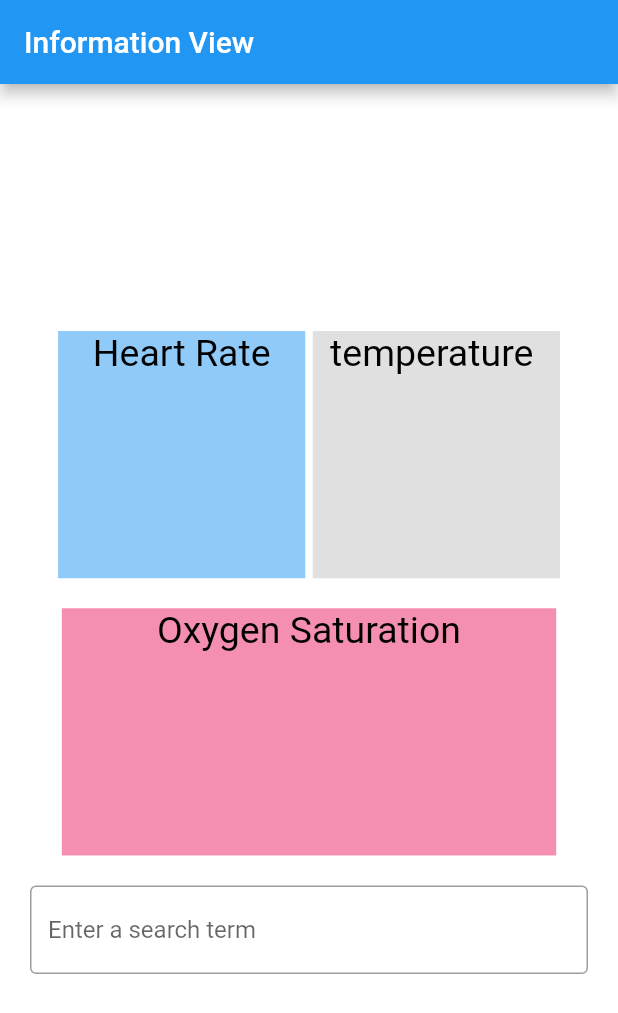
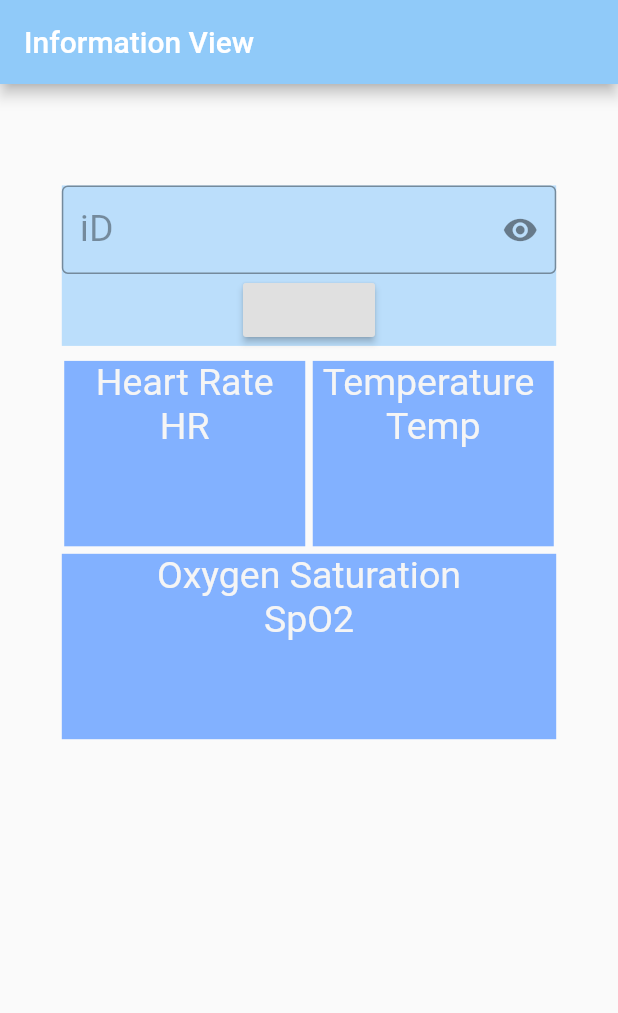
Before and after one commit to Mohamed-Baqer-Ghazee/Baby-monitoring-system, a Flutter app: the screen it shows after launch, on a phone screen of 412 x 824 dp. Shown: the top 1013 px of the screen. Run offline on Flutter 3.47's test engine with Material 2 defaults, Android fonts, the phone set to English and light mode, and no system bars; our stand-ins replace firebase_core, firebase_database; accounts and stored records are empty.

```diff
--- a/lib/main.dart
+++ b/lib/main.dart
@@ -5,15 +5,19 @@ import 'firebase_options.dart';
 import 'dart:convert';
 import 'dart:async';
 
-String spo2="";
-String hr="";
-String temp="";
+bool _secureText = true;
+String spo2="SpO2";
+String hr="HR";
+String temp="Temp";
+String id="4";
+
+TextEditingController _nameController =TextEditingController();
 void fetchData() async{
+  print("temp: "+temp);
   WidgetsFlutterBinding.ensureInitialized();
   await Firebase.initializeApp(
     options: DefaultFirebaseOptions.currentPlatform,
   );
-String id="4";
   DatabaseReference starCountRef =
   FirebaseDatabase.instance.ref('users/'+id);
   starCountRef.onValue.listen((DatabaseEvent event) {
@@ -33,106 +37,142 @@ String id="4";
 
 }
 void main() async {
-  Timer.periodic(Duration(seconds: 10), (timer) {
+  Timer.periodic(Duration(seconds: 7), (timer) {
     fetchData();
     runApp(MyApp());
   });
 }
 
-// main(){
-//   runApp(MyApp());   // الداله الي تشغل التطبيق (runapp)
-//   // (myapp) اسم كلاس
-// }
 
+class MyApp extends StatelessWidget {         //(StatefulWidget) ثابته الي هي الشاشه يجري عليها تغييرات jUI ميخلي ال
 
-class MyApp extends StatefulWidget {         //(StatefulWidget) ثابته الي هي الشاشه يجري عليها تغييرات jUI ميخلي ال
-
-  @override
-  _MyAppState createState() => _MyAppState();
-}
-
-class _MyAppState extends State<MyApp> {
   @override
   Widget build(BuildContext context) {
 
     return MaterialApp(
-      home:Home(),        // استدعاء للكلاس
+      home:const _MyAppState(title: 'Flutter Demo Home Page'),        // استدعاء للكلاس
     );
   }
 }
-class Home extends StatelessWidget{
+
+class _MyAppState extends StatefulWidget {
+  final String title;
+
+  const _MyAppState({
+    Key? key,
+    required this.title,
+  }) : super(key: key);
+
   @override
-  // void initState(){
-  //   Provider.of<Products>(context,listen:false).fetchDate();
-  //   super.initState();
-  // }
+  Home createState() => Home();
+}
+class Home extends State<_MyAppState>{
+  @override
+
   Widget build(BuildContext context) {
-    print(temp);
-    return  Scaffold(backgroundColor: Colors.white,     //Scaffold الواجهة
-      appBar: AppBar(title: Text("Information View"),),  //appBar الشريط الازرق
+
+    print("temp: "+temp);
+    return  Scaffold(backgroundColor: Colors.grey[150],     //Scaffold الواجهة
+      appBar: AppBar(title: Text("Information View"),backgroundColor: Colors.blue[200]),  //appBar الشريط الازرق
       body: Container(                                     //body من الشريط الازرق وجوة
-        width: double.infinity,margin: EdgeInsets.all(20),
+        width: double.infinity,margin: EdgeInsets.all(10),
+        height: MediaQuery.of(context).size.height*0.6,
         child: Column(mainAxisAlignment: MainAxisAlignment.center,
           children: [
+            Container(
+              margin: EdgeInsets.fromLTRB(0, 0, 0, 10),
+              child: Center(
+                  child: Column(
+                    children: [
+                      TextField(
+                        controller: _nameController,
+                        decoration: InputDecoration(
+                            border: OutlineInputBorder(),
+                            hintText: 'Enter Your ID',
+                            labelText: "iD",
+                            errorText: null,
+                            suffixIcon: IconButton(
+                              icon: Icon(_secureText ? Icons.remove_red_eye: Icons.security),
+                              onPressed: (){
+                                setState((){
+                                  _secureText = !_secureText;
+                                });
+                              },
+                            ),
+                            labelStyle: TextStyle(
+                                fontSize: 25,
+                                color: Colors.black38
+                            )
+                          //border:OutlineInputBorder(),
+                        ),
+                        keyboardType: TextInputType.number,
+                        obscureText:  _secureText ,
+                      ),
+                      RaisedButton(onPressed: (){
+                        print("ID" + _nameController.text);
+                        id=_nameController.text;
+
+                      }
+                      )
+                    ],
+                  )),
+              width: MediaQuery.of(context).size.width * 0.8,
+              color: Colors.blue[100],
+            ),
             Row(mainAxisAlignment: MainAxisAlignment.center,
               children: [
-                Container(width: MediaQuery.of(context).size.width*0.4,color: Colors.blue[200],
-                  height: MediaQuery.of(context).size.height*0.2,
+                Container(
+                  width: MediaQuery.of(context).size.width*0.39,
+                  color: Colors.blueAccent[100],
+                  height: MediaQuery.of(context).size.height*0.15,
                   margin: EdgeInsets.only(right: 2.5),
 
                   child: Center(child: Column(
                     children: [
-                      Text("Heart Rate",style:  TextStyle(fontSize: 25,color:
-                      Colors.black),),
-                      Text(hr,style:  TextStyle(fontSize: 25,color:
-                      Colors.black),),
+                      Text("Heart Rate",
+                        style:  TextStyle(fontSize: 25,
+                            color:Colors.grey[100]),),
+                      Text(hr,
+                        style:  TextStyle(fontSize: 25,
+                            color: Colors.grey[100]),),
                     ],
                   )),
                 ),
-                Container(width: MediaQuery.of(context).size.width*0.4,color: Colors.grey[300],
-                  height: MediaQuery.of(context).size.height*0.2,
+                Container(
+                  width: MediaQuery.of(context).size.width*0.39,
+                  color: Colors.blueAccent[100],
+                  height: MediaQuery.of(context).size.height*0.15,
                   margin: EdgeInsets.only(left: 2.5),
-
                   child: Center(child: Column(
                     children: [
-                      Text("temperature ",style: TextStyle(fontSize:25,color:
-                      Colors.black),),
+                      Text("Temperature ",
+                        style: TextStyle(fontSize:25,
+                            color: Colors.grey[100]),),
 
-                      Text(temp,style: TextStyle(fontSize: 25,color:
-                      Colors.black),),
+                      Text(temp,
+                        style: TextStyle(fontSize: 25,
+                            color:Colors.grey[100]),),
                     ],
                   )),
                 ),
               ],
             ),
-            SizedBox(height: 10,),
-            Container(margin: EdgeInsets.fromLTRB(0, 10, 0, 10),
+            Container(margin: EdgeInsets.fromLTRB(0, 5, 0, 10),
               child: Center(child: Column(
                 children: [
                   Text("Oxygen Saturation",style: TextStyle(fontSize: 25,color:
-                  Colors.black),),
+                  Colors.grey[100]),),
 
                   Text(spo2,style: TextStyle(fontSize: 25,color:
-                  Colors.black),),
+                  Colors.grey[100]),),
                 ],
               )),
 
               width: MediaQuery.of(context).size.width*0.8,
-              height: MediaQuery.of(context).size.height*0.2,
-              color: Colors.pink[200],),Container(margin: EdgeInsets.fromLTRB(0, 10, 0, 10),
-              child: Center(child: Column(
-                children: [TextField(
-                  decoration: InputDecoration(
-                    border: OutlineInputBorder(),
-                    hintText: 'Enter a search term',
-                  ),
-                ),
-                ],
-              )),
-            )
+              height: MediaQuery.of(context).size.height*0.15,
+              color: Colors.blueAccent[100],),
           ],
         ),
       ),);
   }
-
 }
```
